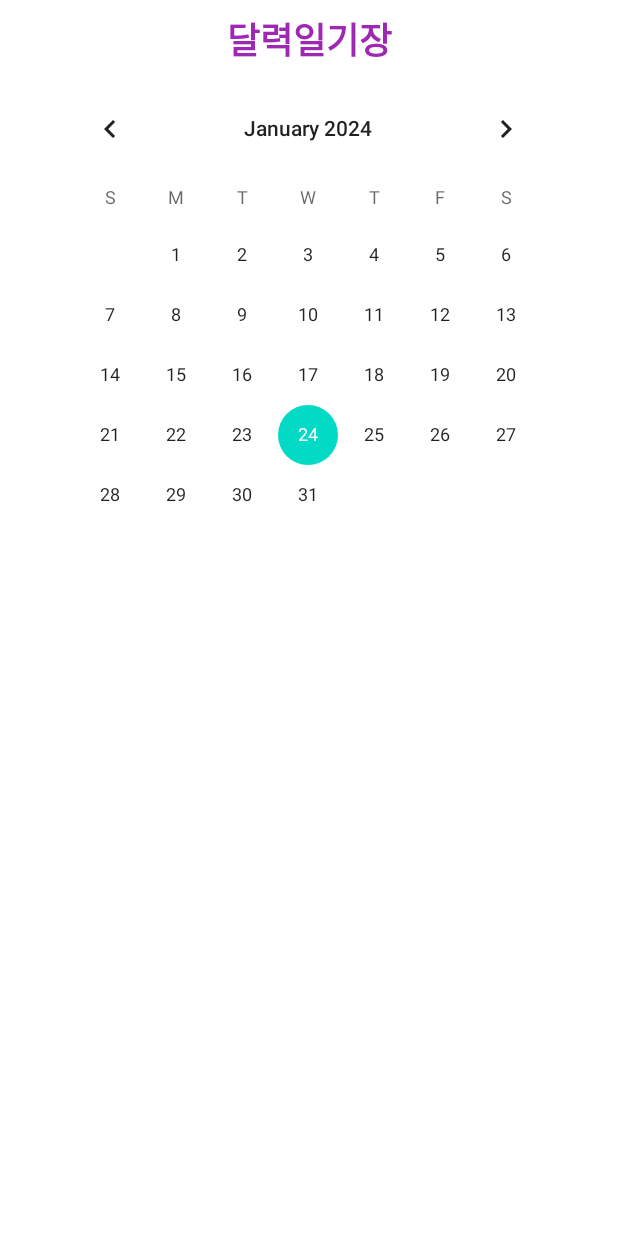
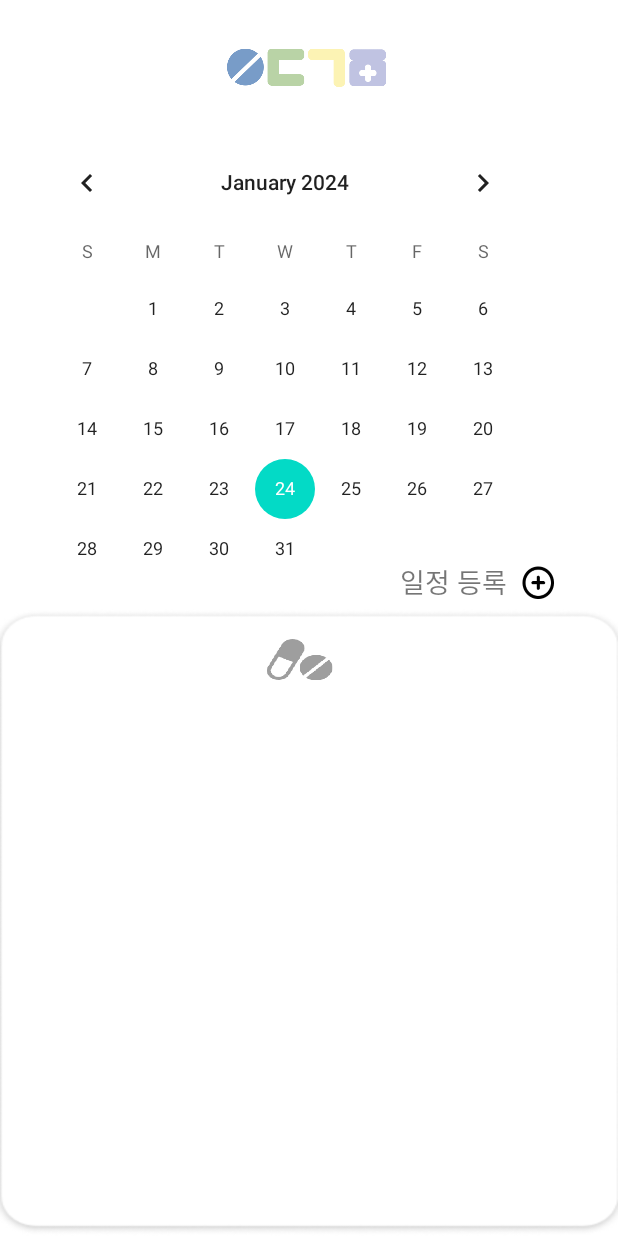
Before and after one commit to tansaurus/SWU-GURU2-9, an Android app: the fragment CalendarFragment shown on its own in the app's theme, on a phone screen of 412 x 824 dp. Run offline under Robolectric (Android 15) with nearby library versions, the phone set to English and light mode, and no system bars.

Commit message:
캘린더 xml 수정

```diff
--- a/app/src/main/res/layout/fragment_calendar.xml
+++ b/app/src/main/res/layout/fragment_calendar.xml
@@ -1,11 +1,33 @@
 <?xml version="1.0" encoding="utf-8"?>
 
-<androidx.constraintlayout.widget.ConstraintLayout xmlns:android="http://schemas.android.com/apk/res/android"
+<RelativeLayout xmlns:android="http://schemas.android.com/apk/res/android"
     xmlns:app="http://schemas.android.com/apk/res-auto"
-
+    xmlns:tools="http://schemas.android.com/tools"
+    android:id="@+id/screen3"
     android:layout_width="match_parent"
     android:layout_height="wrap_content"
-    android:orientation="vertical" >
+    android:orientation="vertical"
+    tools:context=".CalendarFragment" >
+    <ImageView
+        android:id="@+id/titleImageView"
+        android:layout_width="211dp"
+        android:layout_height="73dp"
+        android:layout_alignParentTop="true"
+        android:layout_alignParentRight="true"
+        android:layout_centerHorizontal="true"
+        android:layout_marginTop="15dp"
+        android:layout_marginRight="102dp"
+        android:src="@drawable/title_small_image" />
+
+    <FrameLayout
+        android:id="@+id/starting_view"
+        android:layout_width="397dp"
+        android:layout_height="320dp"
+        android:layout_marginStart="8dp"
+        android:layout_marginTop="80dp"
+
+        android:tag="starting_view"
+        >
         <CalendarView
             android:layout_width="wrap_content"
             android:layout_height="wrap_content"
@@ -15,47 +37,27 @@
             android:layout_marginEnd="8dp" android:layout_marginRight="8dp"
             app:layout_constraintHorizontal_bias="0.488" android:layout_marginTop="8dp"
             app:layout_constraintTop_toBottomOf="@+id/textView3"/>
+        <TextView
+            android:layout_width="80dp"
+            android:layout_height="24dp"
 
-    <EditText
-        android:layout_width="0dp"
-        android:layout_height="116dp"
-        android:inputType="textMultiLine"
-        android:ems="10"
-        android:id="@+id/contextEditText"
-        app:layout_constraintTop_toBottomOf="@+id/calendarView" android:layout_marginTop="16dp"
-        android:hint="내용을 입력하세요." android:layout_marginEnd="8dp" app:layout_constraintEnd_toEndOf="parent"
-        android:layout_marginRight="8dp" android:layout_marginStart="8dp"
-        app:layout_constraintStart_toStartOf="parent" android:layout_marginLeft="8dp"
-        android:visibility="invisible"/>
+            android:layout_marginStart="250dp"
+            android:layout_marginTop="294dp"
+            android:layout_marginBottom="108dp"
+            android:text="일정 등록"
+            android:textAlignment="viewEnd"
+            android:textSize="18sp" />
 
-    <TextView
-        android:layout_width="0dp"
-        android:layout_height="0dp"
-        android:id="@+id/textView2"
-        app:layout_constraintTop_toTopOf="@+id/contextEditText"
-        app:layout_constraintBottom_toBottomOf="@+id/contextEditText" app:layout_constraintEnd_toEndOf="parent"
-        android:layout_marginEnd="8dp" android:layout_marginRight="8dp"
-        app:layout_constraintStart_toStartOf="@+id/contextEditText" android:layout_marginLeft="8dp"
-        android:layout_marginStart="8dp" android:visibility="invisible"/>
-
-    <TextView
-        android:id="@+id/textView3"
-        android:layout_width="0dp"
-        android:layout_height="wrap_content"
-        android:layout_marginStart="8dp"
-        android:layout_marginTop="8dp"
-        android:layout_marginEnd="8dp"
-        android:gravity="center"
-        android:text="달력일기장"
-        android:textAppearance="@style/TextAppearance.AppCompat.Large"
-        android:textColor="#9E28B3"
-        android:textSize="24sp"
-        android:textStyle="bold"
-        app:layout_constraintEnd_toEndOf="parent"
-        app:layout_constraintStart_toStartOf="parent"
-        app:layout_constraintTop_toTopOf="parent" />
-
-
+        <androidx.appcompat.widget.AppCompatButton
+            android:id="@+id/registerPageButton"
+            android:layout_width="21dp"
+            android:layout_height="22dp"
+            android:layout_alignParentTop="true"
+            android:layout_marginStart="340dp"
+            android:layout_marginTop="297dp"
+            android:layout_marginRight="100dp"
+            android:layout_marginBottom="108dp"
+            android:background="@drawable/plus" />
         <Button
             android:id="@+id/save_Btn"
             android:layout_width="0dp"
@@ -89,6 +91,47 @@
             android:layout_marginEnd="8dp"
             android:layout_marginRight="8dp"
             android:visibility="invisible"></Button>
+    </FrameLayout>
 
 
-</androidx.constraintlayout.widget.ConstraintLayout>
+    <TextView
+        android:layout_width="0dp"
+        android:layout_height="0dp"
+        android:id="@+id/textView2"
+        app:layout_constraintTop_toTopOf="@+id/contextEditText"
+        app:layout_constraintBottom_toBottomOf="@+id/contextEditText" app:layout_constraintEnd_toEndOf="parent"
+        android:layout_marginEnd="8dp" android:layout_marginRight="8dp"
+       android:layout_marginLeft="8dp"
+        android:layout_marginStart="8dp" android:visibility="invisible"/>
+
+
+    <FrameLayout
+        android:id="@+id/ending_view"
+        android:layout_width="match_parent"
+        android:layout_height="wrap_content"
+        android:layout_marginTop="406dp"
+        android:background="@drawable/layout"
+        android:padding="16dp">
+
+        <androidx.recyclerview.widget.RecyclerView
+            android:id="@+id/schedulelistView"
+            android:layout_width="match_parent"
+            android:layout_height="match_parent"
+            android:layout_marginLeft="3dp"
+            android:layout_marginTop="50dp" />
+
+        <ImageView
+            android:id="@+id/pillschedule"
+            android:layout_width="48dp"
+            android:layout_height="36dp"
+            android:layout_alignParentTop="true"
+            android:layout_alignParentRight="true"
+            android:layout_centerHorizontal="true"
+            android:layout_marginStart="160dp"
+            android:layout_marginTop="0dp"
+
+            android:background="@drawable/pill" />
+
+    </FrameLayout>
+
+</RelativeLayout>
```
Lines whose indentation alone changed are shown as unchanged.
